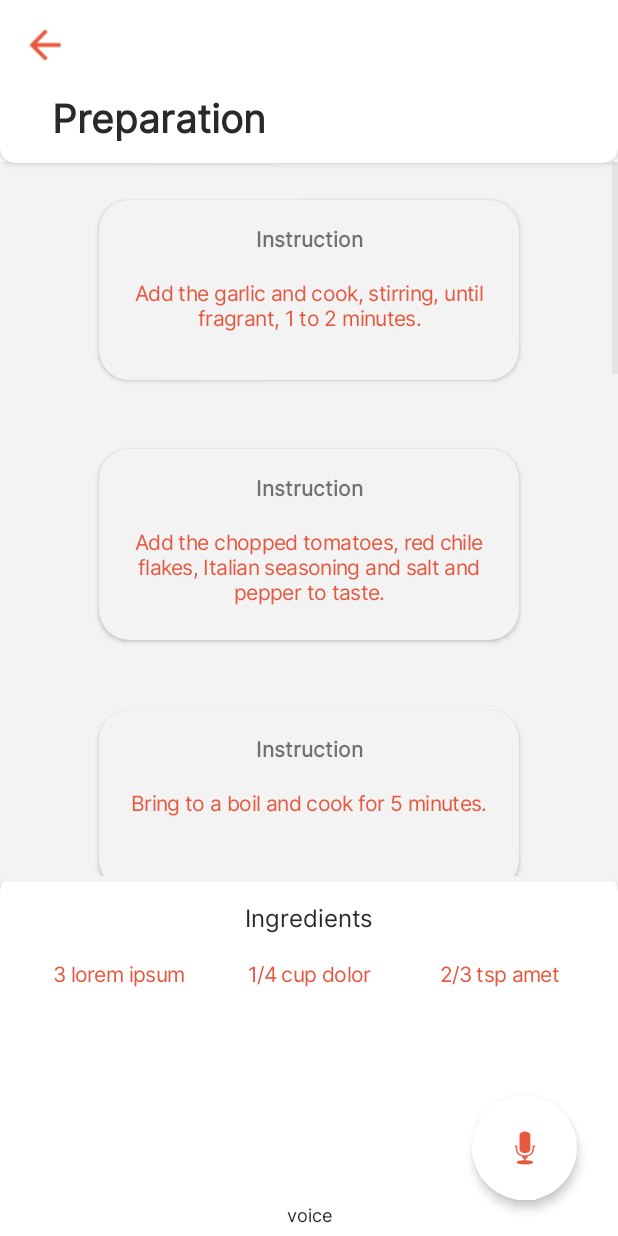
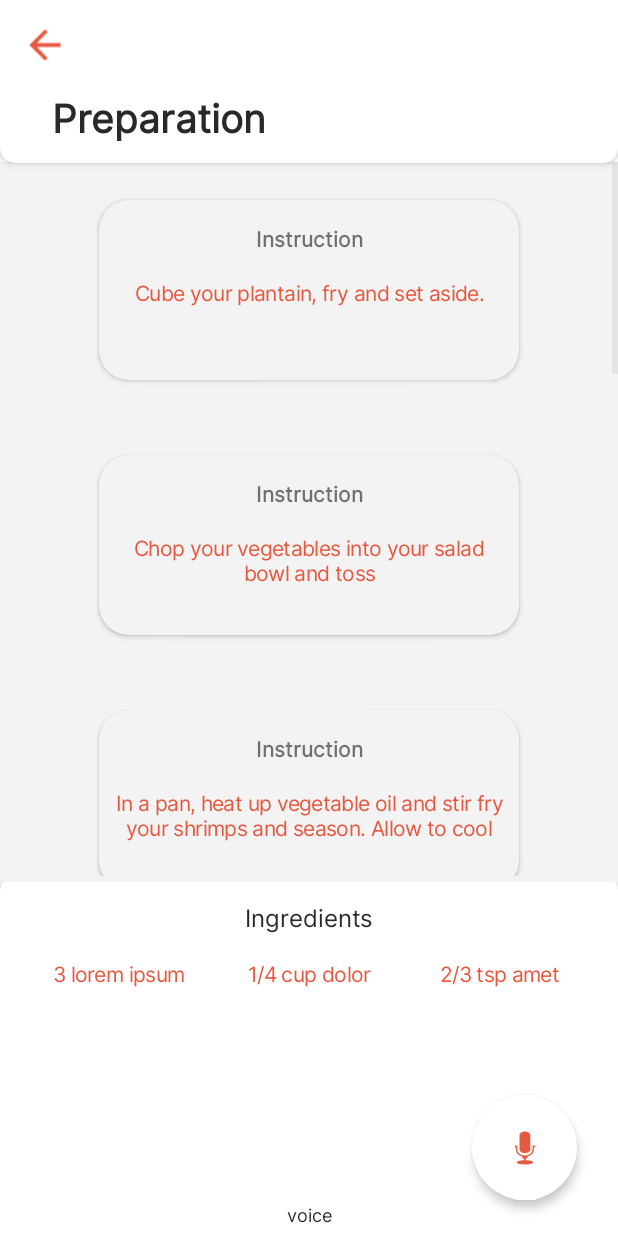
Before and after one commit to sakara01/CookingApp, an Android app: the PrepActivity screen opened directly, with no data from a screen before it, on a phone screen of 412 x 824 dp. Run offline under Robolectric (Android 15) with nearby library versions, the phone set to English and light mode, and no system bars; libraries missing offline, so code that uses them is left out: com.blogspot.atifsoftwares.

Commit message:
changed hardcoded instructions to steps for "Plantain Salad"

```diff
--- a/app/src/main/java/com/example/cookingapp/PrepActivity.kt
+++ b/app/src/main/java/com/example/cookingapp/PrepActivity.kt
@@ -209,12 +209,12 @@ class PrepActivity : AppCompatActivity() {
         stepListView= findViewById(R.id.stepsList)
         //create list view and list items
         val values = mutableListOf<String>(
-            "Add the garlic and cook, stirring, until fragrant, 1 to 2 minutes.",
-            "Add the chopped tomatoes, red chile flakes, Italian seasoning and salt and pepper to taste.",
-            "Bring to a boil and cook for 5 minutes.",
-            "Remove from the heat and add the chopped basil.",
-            "Drain the pasta and add it to the sauce.",
-            "Garnish with Parmigiano-Reggiano flakes and more basil and serve warm.",
+            "Cube your plantain, fry and set aside.",
+            "Chop your vegetables into your salad bowl and toss",
+            "In a pan, heat up vegetable oil and stir fry your shrimps and season. Allow to cool",
+            "Toss in your plantain and shrimps once cool into your bowl of vegetables",
+            "Sprinkle the parmesan cheese over the salad",
+            "Drizzle your dressing over and serve cool",
             "placeholder(important dont delete)",
             "placeholder(important dont delete)",
             "placeholder(important dont delete)",
```
